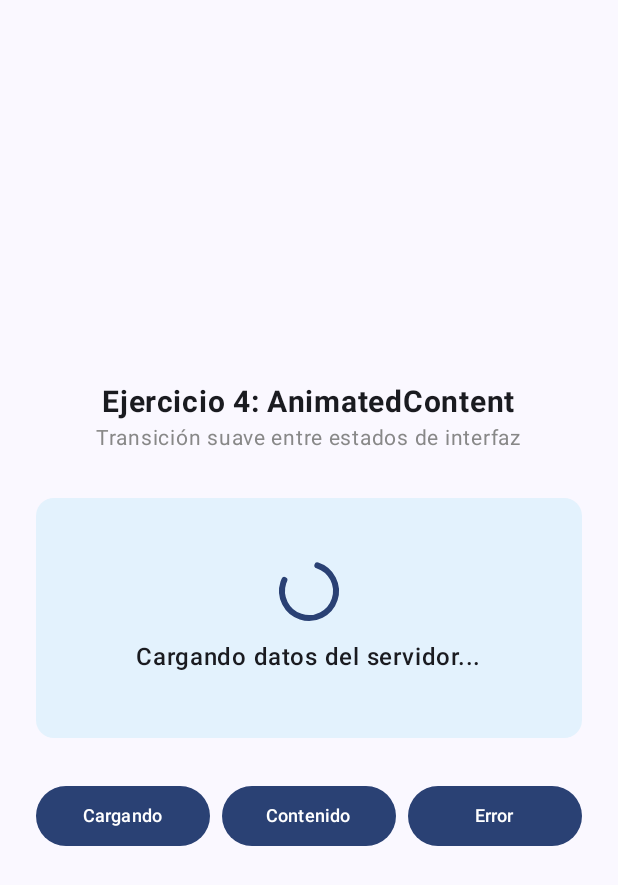
After one commit to gokuman121212-hash/Lab13-Animaciones-Compose, an Android app built with Jetpack Compose: the composable Ejercicio4Screen shown on its own in the app's theme, on a phone screen of 412 x 824 dp. The commit adds this screen. Shown: the top 885 px of the screen. Run offline under Robolectric (Android 15) with nearby library versions, the phone set to English and light mode, and no system bars; 1 statement that could not run was skipped.

Commit message:
feat: implementar Ejercicio 4 con AnimatedContent y enlazar menu

```diff
--- /dev/null
+++ b/app/src/main/java/com/tecsup/lab13/screens/Ejercicio4Screen.kt
@@ -0,0 +1,130 @@
+package com.tecsup.lab13.screens
+
+import androidx.compose.animation.AnimatedContent
+import androidx.compose.animation.core.tween
+import androidx.compose.animation.fadeIn
+import androidx.compose.animation.fadeOut
+import androidx.compose.animation.togetherWith
+import androidx.compose.foundation.background
+import androidx.compose.foundation.layout.*
+import androidx.compose.foundation.shape.RoundedCornerShape
+import androidx.compose.material3.*
+import androidx.compose.runtime.*
+import androidx.compose.ui.Alignment
+import androidx.compose.ui.Modifier
+import androidx.compose.ui.graphics.Color
+import androidx.compose.ui.text.font.FontWeight
+import androidx.compose.ui.unit.dp
+import androidx.compose.ui.unit.sp
+
+enum class EstadoCarga {
+    CARGANDO, CONTENIDO, ERROR
+}
+
+@Composable
+fun Ejercicio4Screen() {
+    var estadoActual by remember { mutableStateOf(EstadoCarga.CARGANDO) }
+
+    Column(
+        modifier = Modifier
+            .fillMaxSize()
+            .padding(24.dp),
+        horizontalAlignment = Alignment.CenterHorizontally,
+        verticalArrangement = Arrangement.Center
+    ) {
+        Text(
+            text = "Ejercicio 4: AnimatedContent",
+            fontSize = 20.sp,
+            fontWeight = FontWeight.Bold
+        )
+        Text(
+            text = "Transición suave entre estados de interfaz",
+            fontSize = 14.sp,
+            color = Color.Gray
+        )
+
+        Spacer(modifier = Modifier.height(28.dp))
+
+        AnimatedContent(
+            targetState = estadoActual,
+            transitionSpec = {
+                fadeIn(animationSpec = tween(600)) togetherWith
+                        fadeOut(animationSpec = tween(400))
+            },
+            label = "estadoContentAnim"
+        ) { estado ->
+            when (estado) {
+                EstadoCarga.CARGANDO -> {
+                    Card(
+                        modifier = Modifier.fillMaxWidth().height(160.dp),
+                        colors = CardDefaults.cardColors(containerColor = Color(0xFFE3F2FD))
+                    ) {
+                        Column(
+                            modifier = Modifier.fillMaxSize(),
+                            horizontalAlignment = Alignment.CenterHorizontally,
+                            verticalArrangement = Arrangement.Center
+                        ) {
+                            CircularProgressIndicator()
+                            Spacer(modifier = Modifier.height(12.dp))
+                            Text("Cargando datos del servidor...", fontWeight = FontWeight.Medium)
+                        }
+                    }
+                }
+                EstadoCarga.CONTENIDO -> {
+                    Card(
+                        modifier = Modifier.fillMaxWidth().height(160.dp),
+                        colors = CardDefaults.cardColors(containerColor = Color(0xFFE8F5E9))
+                    ) {
+                        Column(
+                            modifier = Modifier.fillMaxSize().padding(16.dp),
+                            horizontalAlignment = Alignment.CenterHorizontally,
+                            verticalArrangement = Arrangement.Center
+                        ) {
+                            Text("¡Datos Cargados!", fontSize = 18.sp, fontWeight = FontWeight.Bold, color = Color(0xFF2E7D32))
+                            Spacer(modifier = Modifier.height(8.dp))
+                            Text("Usuario: Cristhian Flores | Estado: Activo")
+                        }
+                    }
+                }
+                EstadoCarga.ERROR -> {
+                    Card(
+                        modifier = Modifier.fillMaxWidth().height(160.dp),
+                        colors = CardDefaults.cardColors(containerColor = Color(0xFFFFEBEE))
+                    ) {
+                        Column(
+                            modifier = Modifier.fillMaxSize().padding(16.dp),
+                            horizontalAlignment = Alignment.CenterHorizontally,
+                            verticalArrangement = Arrangement.Center
+                        ) {
+                            Text("Error de Conexión", fontSize = 18.sp, fontWeight = FontWeight.Bold, color = Color(0xFFC62828))
+                            Spacer(modifier = Modifier.height(8.dp))
+                            Text("No se pudo conectar con el servicio.")
+                        }
+                    }
+                }
+            }
+        }
+
+        Spacer(modifier = Modifier.height(28.dp))
+
+        Row(
+            modifier = Modifier.fillMaxWidth(),
+            horizontalArrangement = Arrangement.spacedBy(8.dp)
+        ) {
+            Button(
+                onClick = { estadoActual = EstadoCarga.CARGANDO },
+                modifier = Modifier.weight(1f)
+            ) { Text("Cargando", fontSize = 12.sp) }
+
+            Button(
+                onClick = { estadoActual = EstadoCarga.CONTENIDO },
+                modifier = Modifier.weight(1f)
+            ) { Text("Contenido", fontSize = 12.sp) }
+
+            Button(
+                onClick = { estadoActual = EstadoCarga.ERROR },
+                modifier = Modifier.weight(1f)
+            ) { Text("Error", fontSize = 12.sp) }
+        }
+    }
+}
```
Also changed, not shown: app/src/main/java/com/tecsup/lab13/MainActivity.kt (+5 -2 lines).
